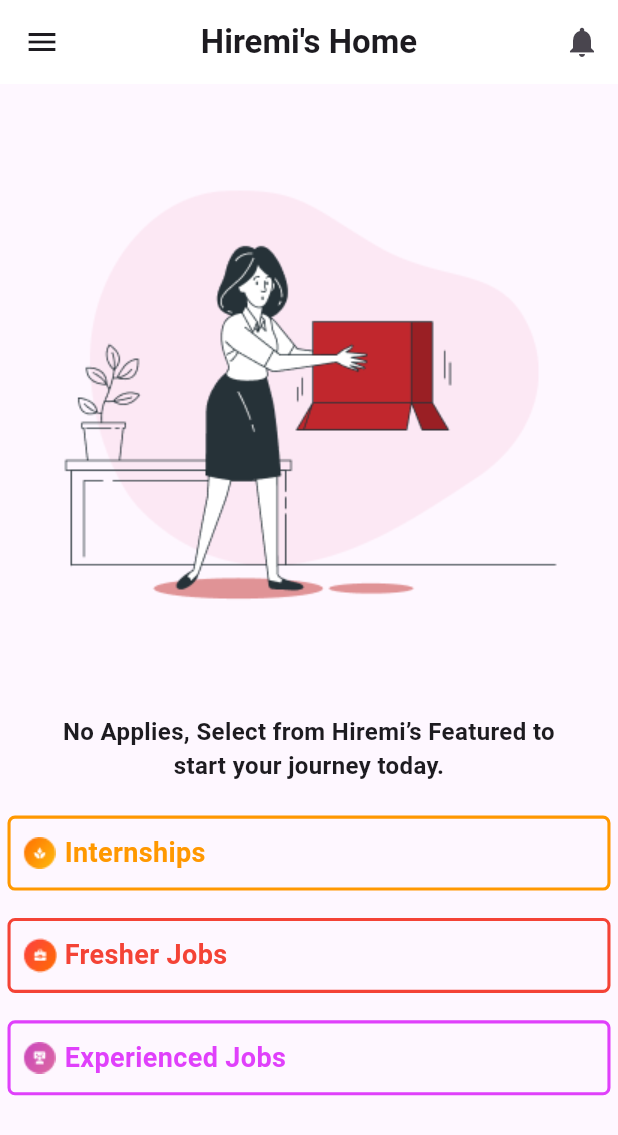
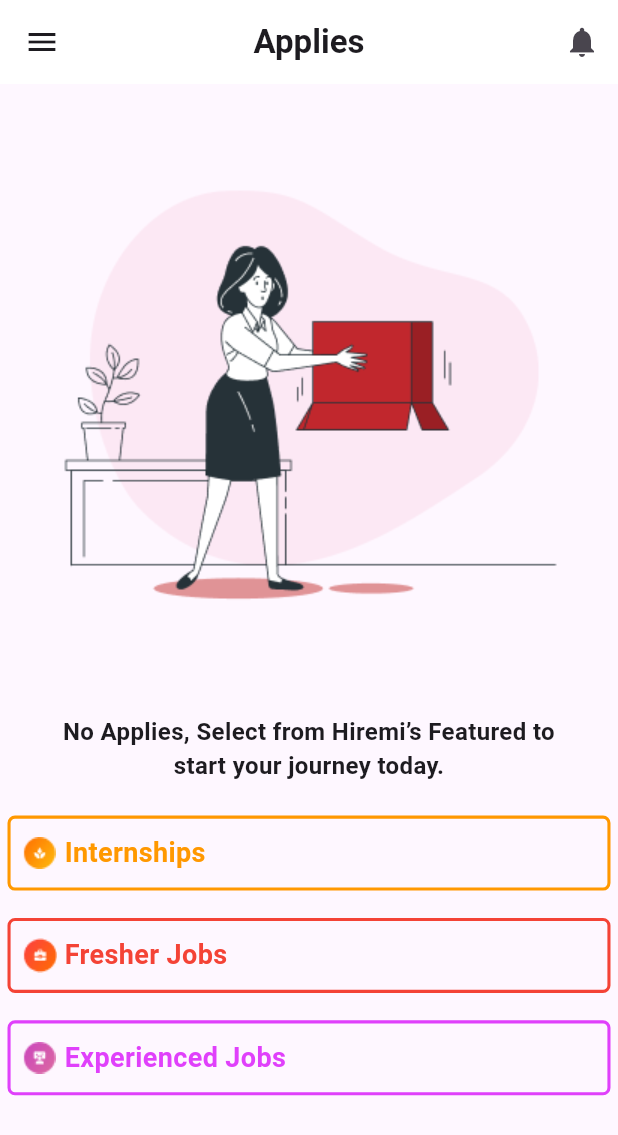
Before and after one commit to Lodhakhushi/CRTD_Hiremi, a Flutter app: the Applies screen opened directly, on a phone screen of 412 x 824 dp. Shown: the top 1135 px of the screen. Run offline on Flutter 3.47's test engine with Material 3 defaults, Android fonts, the phone set to English and light mode, and no system bars.

Commit message:
updated code

```diff
--- a/lib/main.dart
+++ b/lib/main.dart
@@ -37,7 +37,7 @@ class MyApp extends StatelessWidget {
         colorScheme: ColorScheme.fromSeed(seedColor: Colors.deepPurple),
         useMaterial3: true,
       ),
-      home:Applies()
+      home:About_Us()
     );
   }
 }
--- a/lib/screens/Applies.dart
+++ b/lib/screens/Applies.dart
@@ -16,7 +16,7 @@ class _AppliesState extends State<Applies> {
       appBar: AppBar(
         backgroundColor: Colors.white,
         title: const Text(
-          "Hiremi's Home",
+          "Applies",
           style: TextStyle(fontWeight: FontWeight.bold),
         ),
         leading: IconButton(onPressed: () {}, icon: Icon(Icons.menu)),
--- a/lib/screens/Experienced_Jobs.dart
+++ b/lib/screens/Experienced_Jobs.dart
@@ -19,7 +19,7 @@ class _Experienced_JobsState extends State<Experienced_Jobs> {
       appBar: AppBar(
         backgroundColor: Colors.white,
         title: const Text(
-          "Hiremi's Home",
+          "Experienced Jobs",
           style: TextStyle(fontWeight: FontWeight.bold),
         ),
         leading: IconButton(onPressed: () {}, icon: Icon(Icons.menu)),
```
